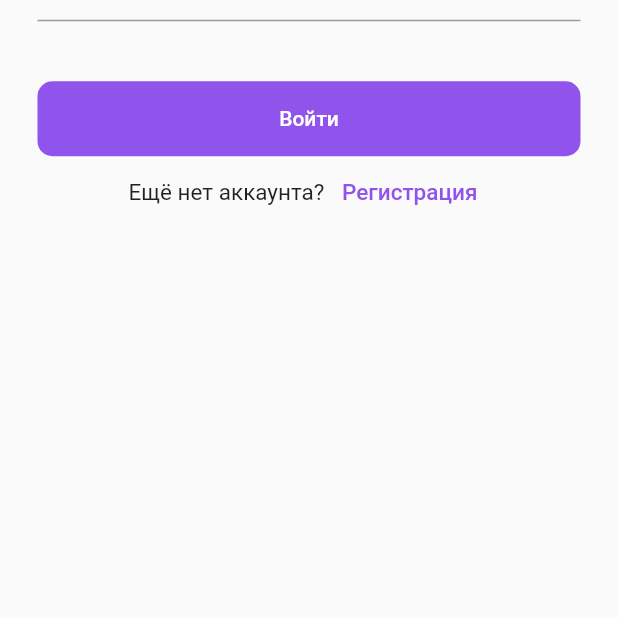
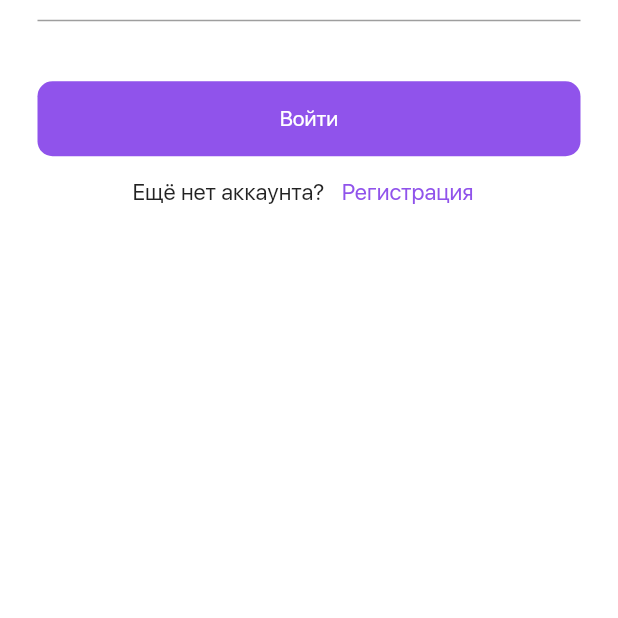
Before and after one commit to iaroshuk-dmitrii/money_tracker, a Flutter app: the screen it shows after launch, on a phone screen of 412 x 824 dp, the part 566-1184 px from its top. Run offline on Flutter 3.47's test engine with Material 2 defaults, Android fonts, the phone set to English and light mode, and no system bars; our stand-ins replace bloc, firebase_auth, firebase_core, firebase_storage, flutter_bloc, image_picker; accounts and stored records are empty.

Commit message:
Добавил экран профиля и загрузку аватара.

```diff
--- /dev/null
+++ b/lib/business_logic/image_picker_bloc.dart
@@ -0,0 +1,42 @@
+import 'package:firebase_auth/firebase_auth.dart';
+import 'package:flutter_bloc/flutter_bloc.dart';
+import 'package:image_picker/image_picker.dart';
+
+class ImagePickerBloc extends Bloc<ImagePickerEvent, ImagePickerState> {
+  final ImagePicker _picker = ImagePicker();
+  User? user;
+
+  ImagePickerBloc() : super(ImagePickerInitialState()) {
+    on<ImagePickerSelectedEvent>((event, emit) async {
+      XFile? pickedFile = await _picker.pickImage(source: ImageSource.gallery);
+      if (pickedFile != null) {
+        emit(ImagePickerSelectedState(pickedFile));
+      }
+    });
+    on<ImagePickerResetEvent>((event, emit) async {
+      emit(ImagePickerInitialState());
+    });
+  }
+}
+
+//------------------------------
+abstract class ImagePickerEvent {}
+
+class ImagePickerSelectedEvent extends ImagePickerEvent {}
+
+class ImagePickerResetEvent extends ImagePickerEvent {}
+
+//------------------------------
+abstract class ImagePickerState {}
+
+class ImagePickerInitialState extends ImagePickerState {}
+
+class ImagePickerSelectedState extends ImagePickerState {
+  XFile image;
+  ImagePickerSelectedState(this.image);
+}
+
+class UserImageUpdatedState extends ImagePickerState {
+  User? user;
+  UserImageUpdatedState(this.user);
+}
--- /dev/null
+++ b/lib/business_logic/profile_bloc.dart
@@ -0,0 +1,75 @@
+import 'dart:async';
+
+import 'package:firebase_auth/firebase_auth.dart';
+import 'package:flutter_bloc/flutter_bloc.dart';
+import 'package:image_picker/image_picker.dart';
+import 'package:money_tracker/repositories/auth_repository.dart';
+import 'package:money_tracker/repositories/storage_repository.dart';
+
+class ProfileBloc extends Bloc<ProfileEvent, ProfileState> {
+  final AuthRepository _authRepository;
+  final StorageRepository _storageRepository;
+  StreamSubscription<User?>? _userSubscription;
+  User? _user;
+
+  ProfileBloc({
+    required AuthRepository authRepository,
+    required StorageRepository storageRepository,
+  })  : _authRepository = authRepository,
+        _storageRepository = storageRepository,
+        super(ProfileInitialState()) {
+    on<ProfileChangedEvent>((event, emit) async {
+      print('ProfileBloc: ProfileChangedEvent');
+      emit(ProfileUpdatedState(event.user));
+    });
+    on<UpdatePhotoEvent>((event, emit) async {
+      print('ProfileBloc: UpdatePhotoEvent');
+      if (_user != null) {
+        String? photoURL = await _storageRepository.uploadFile(
+          user: _user!,
+          file: event.file,
+          newFileName: 'avatar.jpg',
+        );
+        if (photoURL != null) {
+          await _user?.updatePhotoURL(photoURL);
+        }
+      }
+    });
+
+    _userSubscription = _authRepository.user.listen((user) {
+      _user = user;
+      if (user != null) {
+        add(ProfileChangedEvent(user));
+      }
+    });
+  }
+
+  @override
+  Future<void> close() {
+    _userSubscription?.cancel();
+    return super.close();
+  }
+}
+
+//------------------------------
+abstract class ProfileEvent {}
+
+class ProfileChangedEvent extends ProfileEvent {
+  final User user;
+  ProfileChangedEvent(this.user);
+}
+
+class UpdatePhotoEvent extends ProfileEvent {
+  XFile file;
+  UpdatePhotoEvent(this.file);
+}
+
+//------------------------------
+abstract class ProfileState {}
+
+class ProfileInitialState extends ProfileState {}
+
+class ProfileUpdatedState extends ProfileState {
+  final User user;
+  ProfileUpdatedState(this.user);
+}
--- a/lib/main.dart
+++ b/lib/main.dart
@@ -4,7 +4,9 @@ import 'package:flutter_bloc/flutter_bloc.dart';
 import 'package:money_tracker/business_logic/auth_bloc.dart';
 import 'package:money_tracker/business_logic/image_picker_bloc.dart';
 import 'package:money_tracker/business_logic/login_cubit.dart';
+import 'package:money_tracker/business_logic/profile_bloc.dart';
 import 'package:money_tracker/repositories/auth_repository.dart';
+import 'package:money_tracker/repositories/storage_repository.dart';
 import 'package:money_tracker/ui/navigation.dart';
 import 'package:money_tracker/ui/theme.dart';
 
@@ -20,13 +22,21 @@ class MyApp extends StatelessWidget {
 
   @override
   Widget build(BuildContext context) {
-    return RepositoryProvider(
-      create: (BuildContext context) => AuthRepository(),
+    return MultiRepositoryProvider(
+      providers: [
+        RepositoryProvider(create: (BuildContext context) => AuthRepository()),
+        RepositoryProvider(create: (BuildContext context) => StorageRepository()),
+      ],
       child: MultiBlocProvider(
         providers: [
           BlocProvider<AuthBloc>(create: (context) => AuthBloc(authRepository: context.read<AuthRepository>())),
           BlocProvider<LoginCubit>(create: (context) => LoginCubit(authRepository: context.read<AuthRepository>())),
           BlocProvider<ImagePickerBloc>(create: (context) => ImagePickerBloc()),
+          BlocProvider<ProfileBloc>(
+            create: (context) => ProfileBloc(
+                authRepository: context.read<AuthRepository>(), storageRepository: context.read<StorageRepository>()),
+            lazy: false,
+          ),
         ],
         child: MaterialApp(
           theme: AppTheme.light,
--- a/lib/ui/navigation.dart
+++ b/lib/ui/navigation.dart
@@ -26,11 +26,11 @@ class MainNavigation {
     },
     Screens.profile: (context) {
       print('Create ProfileScreen');
-      return const TestScreen();
+      return const ProfileScreen();
     },
     Screens.costAccounting: (context) {
       print('Create CostAccountingScreen');
-      return const TestScreen();
+      return const ProfileScreen();
     },
     Screens.test: (context) {
       print('Create TestScreen');
--- a/lib/ui/screens/login_screen.dart
+++ b/lib/ui/screens/login_screen.dart
@@ -42,18 +42,17 @@ class LoginScreen extends StatelessWidget {
                       'Учёт расходов',
                       style: TextStyle(
                         fontSize: 24,
-                        fontFamily: 'SanFrancisco',
                         fontWeight: FontWeight.bold,
                       ),
                     ),
                     const SizedBox(height: 12),
                     const Text(
                       'Ваша история расходов',
-                      style: TextStyle(fontSize: 15, fontFamily: 'SanFrancisco'),
+                      style: TextStyle(fontSize: 15),
                     ),
                     const Text(
                       'всегда под рукой',
-                      style: TextStyle(fontSize: 15, fontFamily: 'SanFrancisco'),
+                      style: TextStyle(fontSize: 15),
                     ),
                     const SizedBox(height: 40),
                     const _EmailInput(),
@@ -84,9 +83,9 @@ class _EmailInput extends StatelessWidget {
       textAlign: TextAlign.left,
       decoration: const InputDecoration(
         labelText: 'E-mail',
-        labelStyle: TextStyle(fontSize: 17, fontFamily: 'SanFrancisco'),
+        labelStyle: TextStyle(fontSize: 17),
       ),
-      style: const TextStyle(fontSize: 17, fontFamily: 'SanFrancisco'),
+      style: const TextStyle(fontSize: 17),
     );
   }
 }
@@ -103,9 +102,9 @@ class _PasswordInput extends StatelessWidget {
       textAlign: TextAlign.left,
       decoration: const InputDecoration(
         labelText: 'Пароль',
-        labelStyle: TextStyle(fontSize: 17, fontFamily: 'SanFrancisco'),
+        labelStyle: TextStyle(fontSize: 17),
       ),
-      style: const TextStyle(fontSize: 17, fontFamily: 'SanFrancisco'),
+      style: const TextStyle(fontSize: 17),
     );
   }
 }
--- a/lib/ui/theme.dart
+++ b/lib/ui/theme.dart
@@ -4,5 +4,7 @@ import 'package:money_tracker/ui/constants.dart';
 abstract class AppTheme {
   static ThemeData light = ThemeData(
     primarySwatch: kMaterialPurpleColor,
+    scaffoldBackgroundColor: Colors.white,
+    fontFamily: 'SanFrancisco',
   );
 }
```
Also changed, not shown: lib/business_logic/login_cubit.dart (+7 -0 lines), lib/repositories/storage_repository.dart (added, +39 -0 lines), lib/ui/screens/profile_screen.dart (+130 -1 lines).
